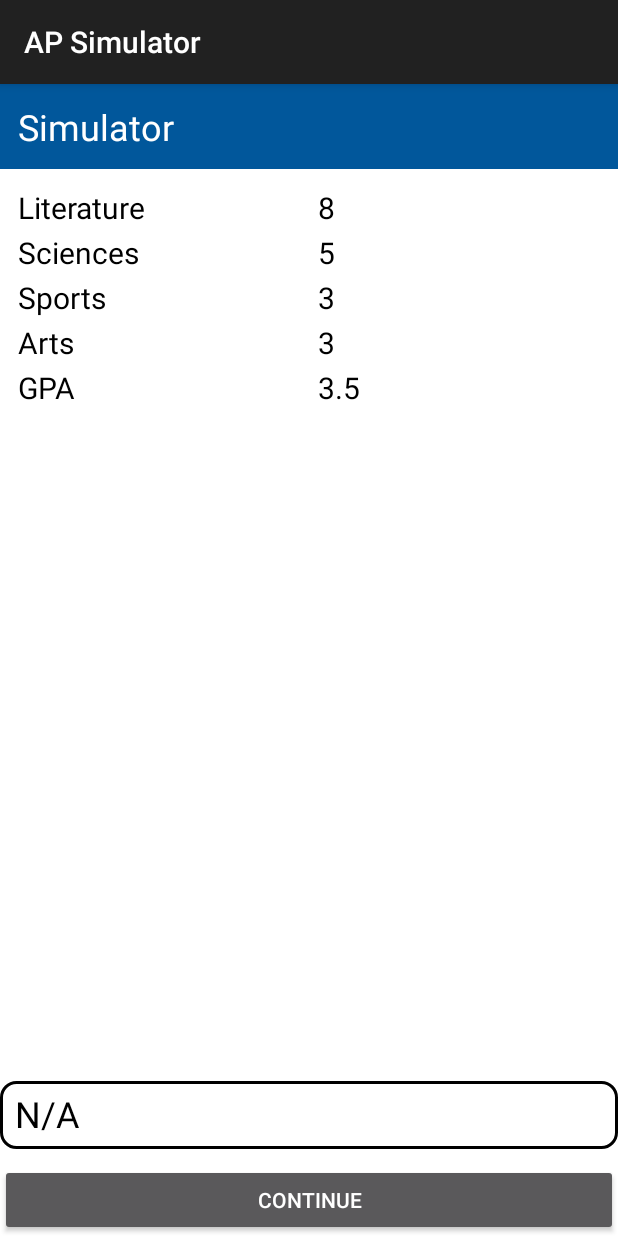
After one commit to fuarthur/CSPApplication, an Android app: the SimulatorActivity screen opened directly, with no data from a screen before it, on a phone screen of 412 x 824 dp. The commit adds this screen. Run offline under Robolectric (Android 15) with nearby library versions, the phone set to English and light mode, and no system bars.

Commit message:
feat: implement basic game logic

```diff
--- a/app/src/main/AndroidManifest.xml
+++ b/app/src/main/AndroidManifest.xml
@@ -28,7 +28,7 @@
                 android:theme="@style/Theme.AppCompat">
         </activity>
         <activity
-                android:name=".ui.courseRegistration.CourseRegistration"
+                android:name=".ui.simulator.SimulatorActivity"
                 android:theme="@style/Theme.AppCompat">
         </activity>
     </application>
--- /dev/null
+++ b/app/src/main/kotlin/com/ams/cspapplication/model/gameEvent/GameHelper.kt
@@ -0,0 +1,30 @@
+package com.ams.cspapplication.model.gameEvent
+
+import android.content.Context
+import com.google.gson.Gson
+import com.google.gson.reflect.TypeToken
+import java.io.BufferedReader
+import java.io.InputStreamReader
+
+class GameHelper {
+    companion object {
+        fun loadGameEvents(context: Context): List<GameEvent> {
+            val gson = Gson()
+            val gameEventsList = mutableListOf<GameEvent>()
+
+            try {
+                val inputStream = context.assets.open("game_events.json")
+                val bufferedReader = BufferedReader(InputStreamReader(inputStream))
+
+                val json = bufferedReader.readText()
+                val listType = object : TypeToken<List<GameEvent>>() {}.type
+                gameEventsList.addAll(gson.fromJson(json, listType))
+                bufferedReader.close()
+            } catch (exception: Exception) {
+                exception.printStackTrace()
+            }
+
+            return gameEventsList
+        }
+    }
+}
--- /dev/null
+++ b/app/src/main/kotlin/com/ams/cspapplication/ui/simulator/SimulatorActivity.kt
@@ -0,0 +1,110 @@
+package com.ams.cspapplication.ui.simulator
+
+import android.content.Intent
+import android.os.Bundle
+import android.util.Log
+import android.widget.Button
+import android.widget.TextView
+import androidx.appcompat.app.AppCompatActivity
+import com.ams.cspapplication.R
+import com.ams.cspapplication.model.gameEvent.GameEvent
+import com.ams.cspapplication.model.gameEvent.GameHelper
+import com.ams.cspapplication.model.studentTemplate.*
+import java.math.BigDecimal
+
+
+class SimulatorActivity : AppCompatActivity() {
+    private lateinit var gameEvents: List<GameEvent>
+    private lateinit var literatureValue: TextView
+    private lateinit var sciencesValue: TextView
+    private lateinit var sportsValue: TextView
+    private lateinit var artsValue: TextView
+    private lateinit var gpaValue: TextView
+    private lateinit var student: Student
+    private lateinit var continueButton: Button
+    private lateinit var eventDisplay: TextView
+    private var isOver: Boolean = false
+
+    override fun onCreate(savedInstanceState: Bundle?) {
+        super.onCreate(savedInstanceState)
+        setContentView(R.layout.activity_simulator)
+
+        val templateOption = intent.getIntExtra("template", 1)
+        student = when (templateOption) {
+            1 -> Bookworm()
+            2 -> Artistic()
+            3 -> Techie()
+            4 -> Athlete()
+            else -> Bookworm()
+        }
+        Log.d("debug", student.toString())
+
+        literatureValue = findViewById(R.id.literatureValue)
+        sciencesValue = findViewById(R.id.sciencesValue)
+        sportsValue = findViewById(R.id.sportsValue)
+        artsValue = findViewById(R.id.artsValue)
+        gpaValue = findViewById(R.id.gpaValue)
+        eventDisplay = findViewById(R.id.event)
+
+        updateAttributes()
+
+        // 获取所有的游戏事件
+        gameEvents = GameHelper.loadGameEvents(this)
+
+        // 筛选出符合条件的gameEvent
+        gameEvents = gameEvents.filter { gameEvent ->
+            gameEvent.conditions.contains(templateOption)
+        }
+        Log.d("debug-0", gameEvents.toString())
+
+        continueButton = findViewById(R.id.continueButton)
+        continueButton.setOnClickListener {
+            if (isOver) { // TODO: 结算事件
+                navigateToFinal()
+            } else {
+                student.daysInSchool++
+                val event = getRandomEvent()
+                val dayString = getString(R.string.day)
+                val daysInSchool = student.daysInSchool.toString()
+                val eventDescription = event.description
+                val displayText = "$dayString $daysInSchool $eventDescription"
+                eventDisplay.text = displayText
+                student.literature += event.effects[0].toInt()
+                student.sciences += event.effects[1].toInt()
+                student.arts += event.effects[2].toInt()
+                student.sports += event.effects[3].toInt()
+
+                val effect = BigDecimal(event.effects[4].toString())
+                student.GPA = (student.GPA.toBigDecimal() + effect).toDouble()
+
+                if (student.GPA > 4.0) student.GPA = 4.0
+                if (student.GPA < 2.0) isOver = true
+                updateAttributes()
+            }
+        }
+
+    }
+
+    private fun getRandomEvent(): GameEvent {
+        val events: List<GameEvent> = gameEvents.filter { gameEvent ->
+            student.literature >= gameEvent.attribute[0] && student.sciences >= gameEvent.attribute[1] && student.sports >= gameEvent.attribute[2] && student.arts >= gameEvent.attribute[3]
+        }
+        Log.d("debug-1", events.toString())
+        val randomIndex = (events.indices).random()
+        return events[randomIndex]
+    }
+
+    private fun updateAttributes() {
+        literatureValue.text = student.literature.toString()
+        sciencesValue.text = student.sciences.toString()
+        sportsValue.text = student.sports.toString()
+        artsValue.text = student.arts.toString()
+        gpaValue.text = student.GPA.toString()
+    }
+
+    private fun navigateToFinal() {
+        val intent = Intent(this, SimulatorActivity::class.java) //TODO: 结算界面
+        startActivity(intent)
+        finish()
+    }
+}
--- a/app/src/main/res/layout/activity_course_registration.xml
+++ /dev/null
@@ -1,6 +0,0 @@
-<?xml version="1.0" encoding="utf-8"?>
-<androidx.constraintlayout.widget.ConstraintLayout xmlns:android="http://schemas.android.com/apk/res/android"
-                                                   android:layout_width="match_parent"
-                                                   android:layout_height="match_parent">
-
-</androidx.constraintlayout.widget.ConstraintLayout>
--- /dev/null
+++ b/app/src/main/res/layout/activity_simulator.xml
@@ -0,0 +1,157 @@
+<?xml version="1.0" encoding="utf-8"?>
+<RelativeLayout
+        xmlns:android="http://schemas.android.com/apk/res/android"
+        android:layout_width="match_parent"
+        android:layout_height="match_parent" xmlns:tools="http://schemas.android.com/tools"
+        android:background="@android:color/white">
+
+    <!-- 标题部分 -->
+    <TextView
+            android:text="@string/title_simulator"
+            android:textSize="24sp"
+            android:textColor="@color/white"
+            android:background="@color/color_primary"
+            android:layout_width="match_parent"
+            android:layout_height="wrap_content"
+            android:id="@+id/title"
+            android:padding="12sp"/>
+    <!-- 中间内容部分 -->
+
+    <GridLayout
+            android:id="@+id/gridLayout"
+            android:layout_width="match_parent"
+            android:layout_height="0dp"
+            android:layout_above="@+id/continueButton"
+            android:layout_below="@+id/title"
+            android:padding="12sp"
+            android:columnCount="2"
+            android:rowCount="5">
+
+        <TextView
+                android:id="@+id/literature"
+                android:layout_width="@dimen/grid_width"
+                android:layout_height="@dimen/grid_height"
+                android:text="@string/literature"
+                android:textSize="20sp"
+                android:textColor="@color/black"
+                android:layout_column="0"
+                android:layout_row="0"/>
+        <TextView
+                android:id="@+id/literatureValue"
+                android:layout_width="@dimen/grid_width"
+                android:layout_height="@dimen/grid_height"
+                android:text="@string/preset_value"
+                android:textSize="20sp"
+                android:textColor="@color/black"
+                android:layout_column="1"
+                android:layout_row="0"
+                android:gravity=""
+        />
+
+        <TextView
+                android:id="@+id/sciences"
+                android:layout_width="@dimen/grid_width"
+                android:layout_height="@dimen/grid_height"
+                android:text="@string/sciences"
+                android:textSize="20sp"
+                android:textColor="@color/black"
+                android:layout_column="0"
+                android:layout_row="1"/>
+
+        <TextView
+                android:id="@+id/sciencesValue"
+                android:layout_width="match_parent"
+                android:layout_height="@dimen/grid_height"
+                android:text="@string/preset_value"
+                android:textSize="20sp"
+                android:textColor="@color/black"
+                android:layout_column="1"
+                android:layout_row="1"/>
+
+        <TextView
+                android:id="@+id/sports"
+                android:layout_width="@dimen/grid_width"
+                android:layout_height="@dimen/grid_height"
+                android:text="@string/sports"
+                android:textSize="20sp"
+                android:textColor="@color/black"
+                android:layout_column="0"
+                android:layout_row="2"/>
+
+        <TextView
+                android:id="@+id/sportsValue"
+                android:layout_width="@dimen/grid_width"
+                android:layout_height="wrap_content"
+                android:text="@string/preset_value"
+                android:textSize="20sp"
+                android:textColor="@color/black"
+                android:layout_column="1"
+                android:layout_row="2"/>
+
+        <TextView
+                android:id="@+id/arts"
+                android:layout_width="@dimen/grid_width"
+                android:layout_height="@dimen/grid_height"
+                android:text="@string/arts"
+                android:textSize="20sp"
+                android:textColor="@color/black"
+                android:layout_column="0"
+                android:layout_row="3"/>
+
+        <TextView
+                android:id="@+id/artsValue"
+                android:layout_width="@dimen/grid_width"
+                android:layout_height="@dimen/grid_height"
+                android:text="@string/preset_value"
+                android:textSize="20sp"
+                android:textColor="@color/black"
+                android:layout_column="1"
+                android:layout_row="3"/>
+
+        <TextView
+                android:id="@+id/gpa"
+                android:layout_width="@dimen/grid_width"
+                android:layout_height="@dimen/grid_height"
+                android:text="@string/gpa"
+                android:textSize="20sp"
+                android:textColor="@color/black"
+                android:layout_column="0"
+                android:layout_row="4"/>
+
+        <TextView
+                android:id="@+id/gpaValue"
+                android:layout_width="match_parent"
+                android:layout_height="@dimen/grid_height"
+                android:text="@string/preset_value"
+                android:textSize="20sp"
+                android:textColor="@color/black"
+                android:layout_column="1"
+                android:layout_row="4"/>
+
+
+    </GridLayout>
+
+    <TextView
+            android:layout_marginBottom="10dp"
+            android:id="@+id/event"
+            android:layout_above="@id/continueButton"
+            android:layout_width="match_parent"
+            android:layout_height="wrap_content"
+            android:text="@string/preset_value"
+            android:textSize="24sp"
+            android:textColor="@color/black"
+            android:background="@drawable/rounded_border"
+            android:paddingStart="10dp"
+            android:paddingTop="5dp"
+            android:paddingBottom="7dp"
+            tools:ignore="RtlSymmetry"/>
+
+
+    <!-- 按钮部分 (固定在底部) -->
+    <Button
+            android:text="@string/button_continue"
+            android:layout_width="match_parent"
+            android:layout_height="wrap_content"
+            android:id="@+id/continueButton"
+            android:layout_alignParentBottom="true"/>
+</RelativeLayout>
--- /dev/null
+++ b/app/src/main/res/values/dimens.xml
@@ -0,0 +1,5 @@
+<?xml version="1.0" encoding="utf-8"?>
+<resources>
+    <dimen name="grid_width">200dp</dimen>
+    <dimen name="grid_height">30dp</dimen>
+</resources>
--- a/app/src/main/res/values/strings.xml
+++ b/app/src/main/res/values/strings.xml
@@ -9,4 +9,12 @@
     <string name="student_template_2">Artistic</string>
     <string name="student_template_3">Techie</string>
     <string name="student_template_4">Athlete</string>
+    <string name="title_simulator">Simulator</string>
+    <string name="literature">Literature</string>
+    <string name="sciences">Sciences</string>
+    <string name="sports">Sports</string>
+    <string name="arts">Arts</string>
+    <string name="gpa">GPA</string>
+    <string name="preset_value">N/A</string>
+    <string name="day">Day</string>
 </resources>
```
Also changed, not shown: app/src/main/assets/game_events.json (added, +23 -0 lines), app/src/main/kotlin/com/ams/cspapplication/model/gameEvent/GameEvent.kt (added, +9 -0 lines), app/src/main/kotlin/com/ams/cspapplication/ui/courseRegistration/CourseRegistration.kt (deleted, +0 -12 lines), app/src/main/kotlin/com/ams/cspapplication/ui/enrollment/EnrollmentActivity.kt (+11 -13 lines).
